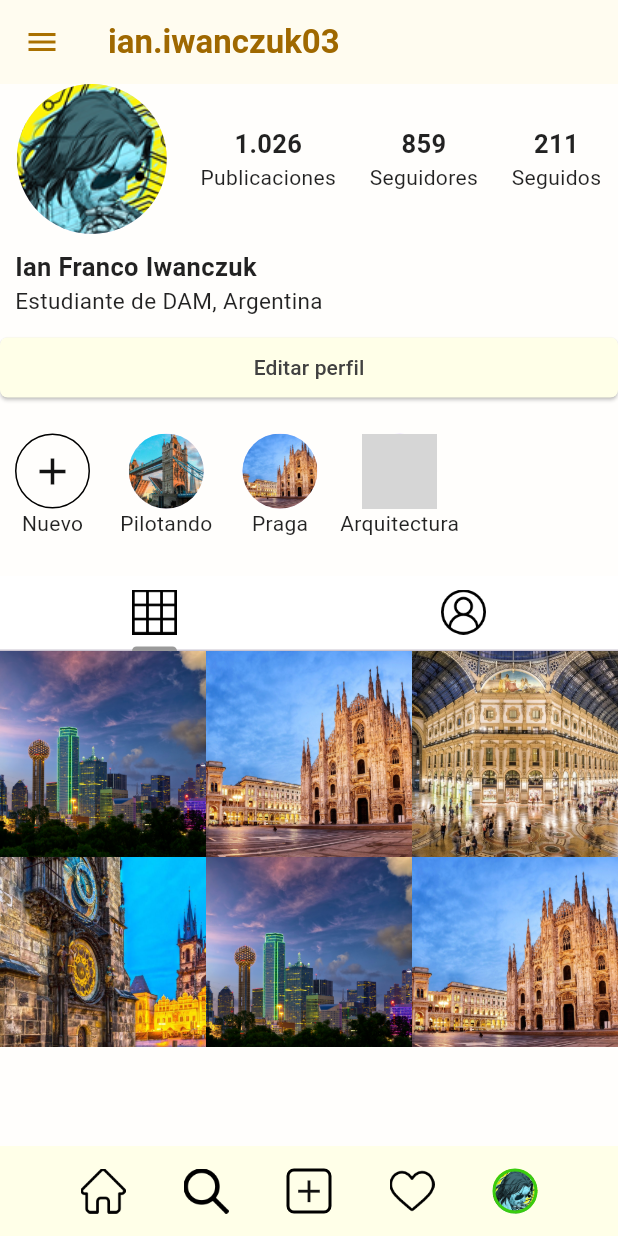
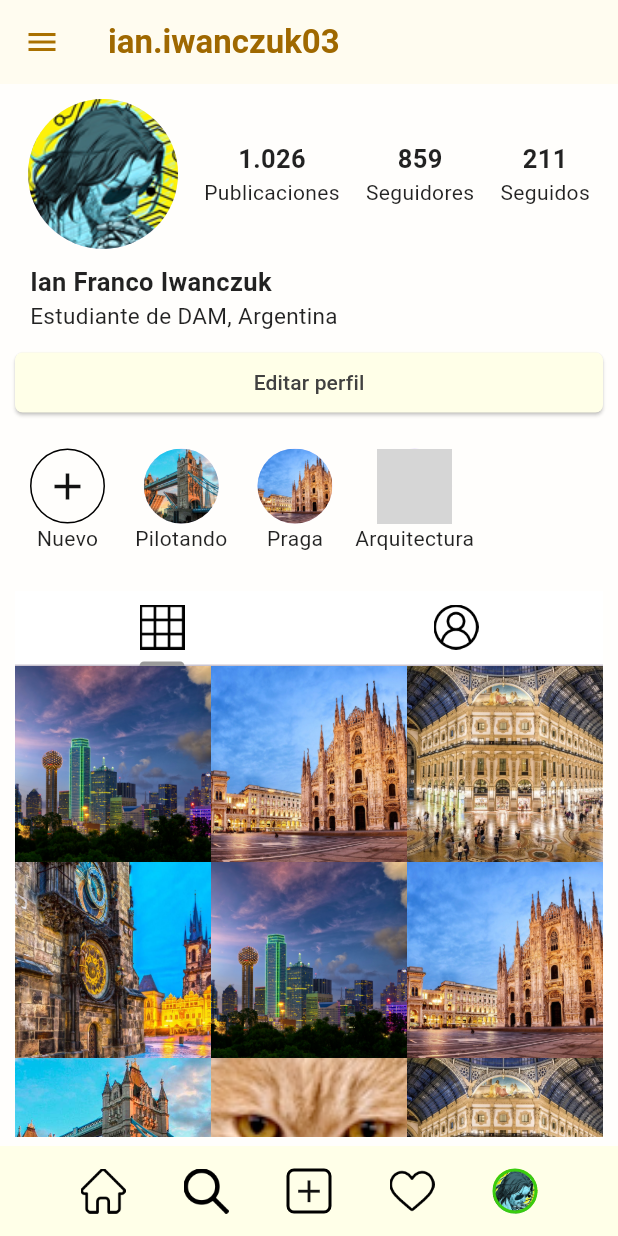
Before and after one commit to IanIwanczuk/Prog-Multimedia2, a Flutter app: the Instagram screen opened by its route, on a phone screen of 412 x 824 dp. Run offline on Flutter 3.47's test engine with Material 3 defaults, Android fonts, the light colour scheme and no system bars; our stand-ins replace google_fonts; grey boxes are pictures that could not be loaded.

Commit message:
Errores corregidos 2

```diff
--- a/drawer_ejercicio_1/lib/Screens/instagram.dart
+++ b/drawer_ejercicio_1/lib/Screens/instagram.dart
@@ -8,8 +8,12 @@ import '../components/tabsInstagram.dart';
 class Instagram extends StatelessWidget {
   const Instagram({super.key});
 
+
   @override
   Widget build(BuildContext context) {
+    late double screenWidth = MediaQuery.of(context).size.width;
+    late double screenHeight = MediaQuery.of(context).size.height;
+
     return Scaffold(
           backgroundColor: const Color.fromARGB(255, 255, 254, 252),
 
@@ -19,9 +23,9 @@ class Instagram extends StatelessWidget {
           ),
           drawer: const SideMenu(),
 
-          body: SafeArea (
+          body: Center (
             child: Padding(
-              padding: const EdgeInsets.all(0),
+              padding: const EdgeInsets.all(10),
               child: Column(
                 mainAxisAlignment: MainAxisAlignment.start,
                 crossAxisAlignment: CrossAxisAlignment.start,
@@ -34,27 +38,21 @@ class Instagram extends StatelessWidget {
                   const Padding(padding: EdgeInsets.fromLTRB(10, 0, 10, 10),
                     child: Text ("Estudiante de DAM, Argentina", style: TextStyle(fontSize: 15),),),
 
-                  Row(
-                    children: [
                   SizedBox(
-                        width: MediaQuery.of(context).size.width,
+                      width: double.infinity,
                       child: ElevatedButton(
                           style: ElevatedButton.styleFrom(
-                              // padding: const EdgeInsets.fromLTRB(10, 0, 10, 0),
                             backgroundColor: const Color.fromARGB(255, 255, 255, 232),
                             shape: const RoundedRectangleBorder(borderRadius: BorderRadius.all(Radius.circular(5))),
                           ),
                           child: const Text('Editar perfil', style: TextStyle(color: Color.fromRGBO(65, 65, 65, 1))),
                           onPressed: () {},
                         ),
-                      )
-                    ],),
+                  ),
 
                   const HighlightStories(),
 
-
                   const Pestanas(),
-
 
                 ],
               )
--- a/drawer_ejercicio_1/lib/Screens/screens.dart
+++ b/drawer_ejercicio_1/lib/Screens/screens.dart
@@ -15,3 +15,4 @@ export 'sieteymedio.dart';
 export 'formularioValid.dart';
 export 'formularioJuego.dart';
 export 'ejercicioND2.dart';
+export 'home_screen.dart';
--- a/drawer_ejercicio_1/lib/components/tabsInstagram.dart
+++ b/drawer_ejercicio_1/lib/components/tabsInstagram.dart
@@ -12,6 +12,9 @@ class Pestanas extends StatefulWidget {
 
 
 class TabState extends State<Pestanas> {
+  late double screenWidth = MediaQuery.of(context).size.width;
+  late double screenHeight = MediaQuery.of(context).size.height;
+
   @override
   Widget build(BuildContext context) {
     final List<String> imgList1 = [
@@ -39,8 +42,8 @@ class TabState extends State<Pestanas> {
     ];
 
     return SizedBox(
-      width: 500,
-      height: 314,
+      width: screenWidth,
+      height: screenHeight - 460,
       child: DefaultTabController(
         length: 2,
         child: Scaffold(
@@ -64,8 +67,6 @@ class TabState extends State<Pestanas> {
                 child: TabBarView(
                   children: [
                     Center(child: SizedBox(
-                      width: MediaQuery.of(context).size.width,
-                      height: 350,
                       child: GridView.count(
                         crossAxisCount: 3,
                         children:  List.generate(imgList1.length, (index) {
@@ -76,7 +77,6 @@ class TabState extends State<Pestanas> {
                       ),)),
 
                       Center(child: SizedBox(
-                      height: 350,
                       child: GridView.count(
                         crossAxisCount: 3,
                         children:  List.generate(imgList2.length, (index) {
--- /dev/null
+++ b/drawer_ejercicio_1/lib/main.dart
@@ -0,0 +1,33 @@
+import 'screens/screens.dart';
+import 'routes/app_routes.dart';
+
+void main() => runApp((const MyApp()));
+
+class MyApp extends StatelessWidget {
+  const MyApp({super.key});
+
+  @override
+  Widget build(BuildContext context) {
+    return MaterialApp(
+      theme: ThemeData(
+        brightness: Brightness.light,
+        primaryColor: Colors.black,
+        scaffoldBackgroundColor: const Color.fromRGBO(255, 250, 210, 1),
+        appBarTheme: const AppBarTheme(
+          backgroundColor: Colors.black,
+          foregroundColor: Color.fromARGB(255, 159, 104, 0),
+          iconTheme: IconThemeData(color: Color.fromARGB(255, 169, 112, 0)),
+        ),
+        textTheme: const TextTheme(
+          titleLarge: TextStyle(
+              fontWeight: FontWeight.bold, color: Colors.blue),
+          bodyMedium: TextStyle(color: Colors.black87),
+        ),
+      ),
+      title: 'Rutas',
+      debugShowCheckedModeBanner: false,
+      initialRoute: AppRoutes.splash,
+      routes: AppRoutes.routes
+    );
+  }
+}
--- a/drawer_ejercicio_1/lib/routes/app_routes.dart
+++ b/drawer_ejercicio_1/lib/routes/app_routes.dart
@@ -1,5 +1,4 @@
 import '../screens/screens.dart';
-import '../home_screen.dart';
 
 class AppRoutes {
   static const String splash = '/';
@@ -22,7 +21,7 @@ class AppRoutes {
   // Mapa de rutas
   static final Map<String, WidgetBuilder> routes = {
     splash: (context) => const SplashScreen(),
-    home: (context) => const MainApp(),
+    home: (context) => const HomeW(),
     pag1: (context) => const Pag1(),
     pag2: (context) => const Pag2(),
     pag3: (context) => const Pag3(),
```
Also changed, not shown: drawer_ejercicio_1/lib/Screens/home_screen.dart (renamed from drawer_ejercicio_1/lib/home_screen.dart, +6 -30 lines). Lines whose indentation alone changed are shown as unchanged.
